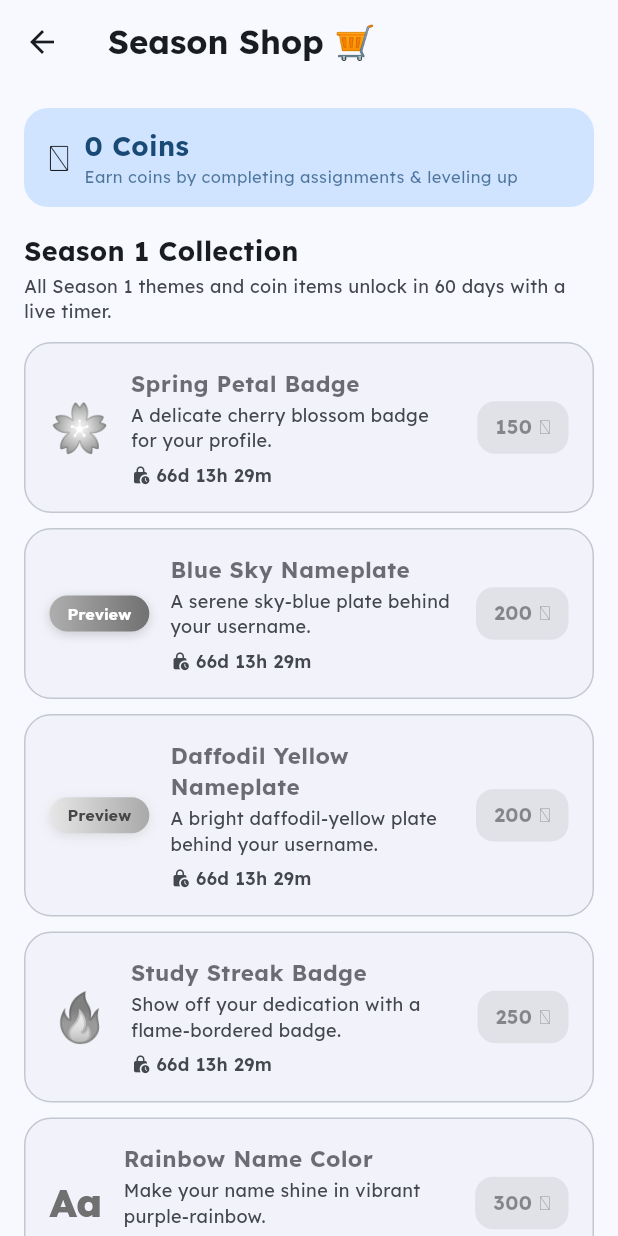
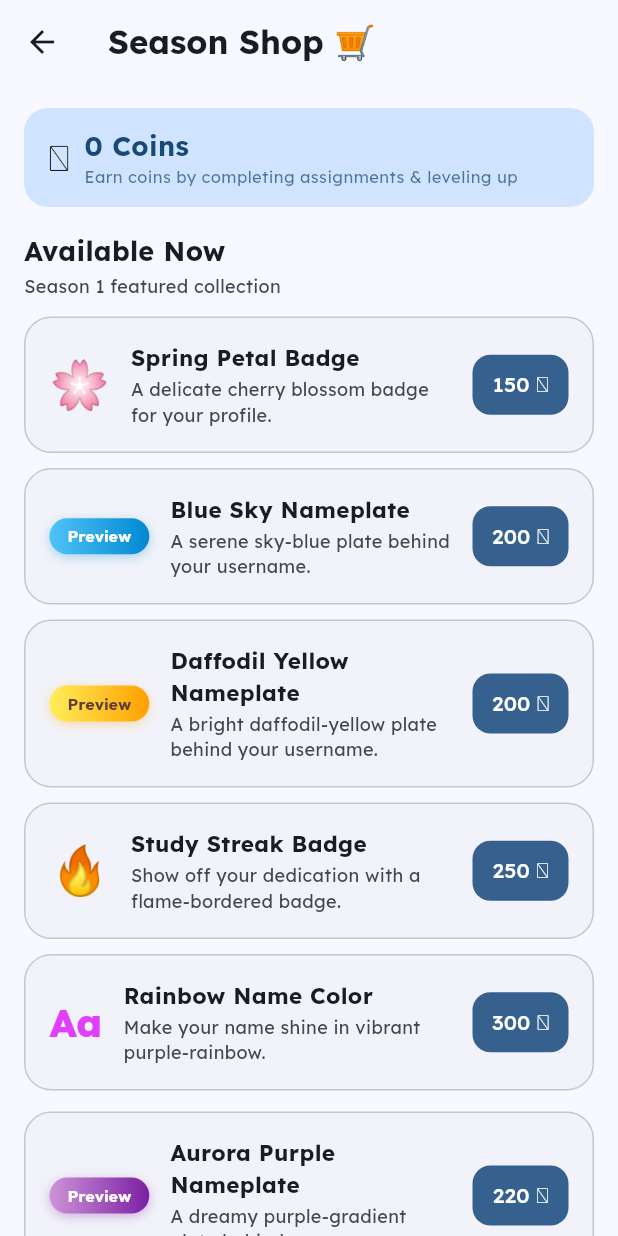
Before and after one commit to anpuop1511/homework-helper, a Flutter app: the SeasonShopScreen screen opened directly, on a phone screen of 412 x 824 dp. Run offline on Flutter 3.47's test engine with Material 3 defaults, Android fonts, the phone set to English and light mode, and no system bars; drawn by our look-alikes of dynamic_color; our stand-ins replace animate_do, app_links, cloud_firestore, firebase_auth, firebase_core, firebase_storage and 13 more; missing offline and left inert: mobile_scanner, nfc_manager, nfc_manager_ndef; accounts and stored records are empty.

Commit message:
Fix season shop availability before season rollover

```diff
--- a/lib/screens/season_shop_screen.dart
+++ b/lib/screens/season_shop_screen.dart
@@ -342,16 +342,16 @@ class _ShopBody extends StatelessWidget {
     final nowUtc = context.watch<DevClockProvider>().nowUtc();
     final activeSeason = activeSeasonAt(nowUtc);
 
-    final currentPermanent = activeSeason.id == kSeason2.id
-      ? _season2PermanentItems
-      : <_ShopItem>[];
-    final currentTimed = activeSeason.id == kSeason2.id
-      ? _buildTimedDrops(
+    final currentPermanent = activeSeason.id == kSeason1.id
+        ? _season1PermanentItems
+        : _season2PermanentItems;
+    final currentTimed = _buildTimedDrops(
       activeSeason.id,
       activeSeason.startsAtUtc,
-        _season2TimedTemplates,
-        )
-      : <_TimedShopItem>[];
+      activeSeason.id == kSeason1.id
+          ? _season1TimedTemplates
+          : _season2TimedTemplates,
+    );
     final legacyTimed = _buildTimedDrops(
       kSeason1.id,
       kSeason1.startsAtUtc,
@@ -378,32 +378,6 @@ class _ShopBody extends StatelessWidget {
         .where((item) => item.isUnlockedAt(nowUtc) || timeTravelEnabled)
         .toList();
     final lockedRolloverItems = rolloverItems
-        .where((item) => !item.isUnlockedAt(nowUtc) && !timeTravelEnabled)
-        .toList();
-    final season1UnlockAt = shopEligibleAtForPastPassReward(
-      seasonId: kSeason1.id,
-    );
-    final delayedSeason1Items = [
-      ..._season1PermanentItems,
-      ..._season1TimedTemplates,
-    ]
-        .map(
-          (item) => _TimedShopItem(
-            seasonId: item.seasonId,
-            id: item.id,
-            name: item.name,
-            description: item.description,
-            emoji: item.emoji,
-            price: item.price,
-            cosmeticType: item.cosmeticType,
-            unlocksAt: season1UnlockAt,
-          ),
-        )
-        .toList();
-    final unlockedSeason1Items = delayedSeason1Items
-        .where((item) => item.isUnlockedAt(nowUtc) || timeTravelEnabled)
-        .toList();
-    final lockedSeason1Items = delayedSeason1Items
         .where((item) => !item.isUnlockedAt(nowUtc) && !timeTravelEnabled)
         .toList();
 
@@ -459,34 +433,7 @@ class _ShopBody extends StatelessWidget {
           ),
         ),
 
-        if (activeSeason.id == kSeason1.id) ...[
-          _SectionHeader(
-            title: 'Season 1 Collection',
-            subtitle:
-                'All Season 1 themes and coin items unlock in 60 days with a live timer.',
-            colorScheme: colorScheme,
-          ),
-          const SizedBox(height: 12),
-          ...lockedSeason1Items.map((item) => _LockedItemCard(
-                item: item,
-                colorScheme: colorScheme,
-              )),
-          if (unlockedSeason1Items.isNotEmpty) ...[
-            const SizedBox(height: 8),
-            ...unlockedSeason1Items.map((item) {
-              final owned = user.unlockedCosmetics.contains(item.id);
-              final equipped = _isEquipped(user, item);
-              return _ShopItemCard(
-                item: item,
-                owned: owned,
-                equipped: equipped,
-                colorScheme: colorScheme,
-                onTap: () => _purchase(context, item),
-              );
-            }),
-          ],
-        ] else ...[
-          // ── Available Now ────────────────────────────────────────────
+        // ── Available Now ──────────────────────────────────────────────
         _SectionHeader(
           title: 'Available Now',
           subtitle: 'Season ${activeSeason.number} featured collection',
@@ -518,7 +465,6 @@ class _ShopBody extends StatelessWidget {
               onTap: () => _purchase(context, item),
             );
           }),
-          ],
         ],
 
         if (activeSeason.id == kSeason2.id) ...[
```
Lines whose indentation alone changed are shown as unchanged.
